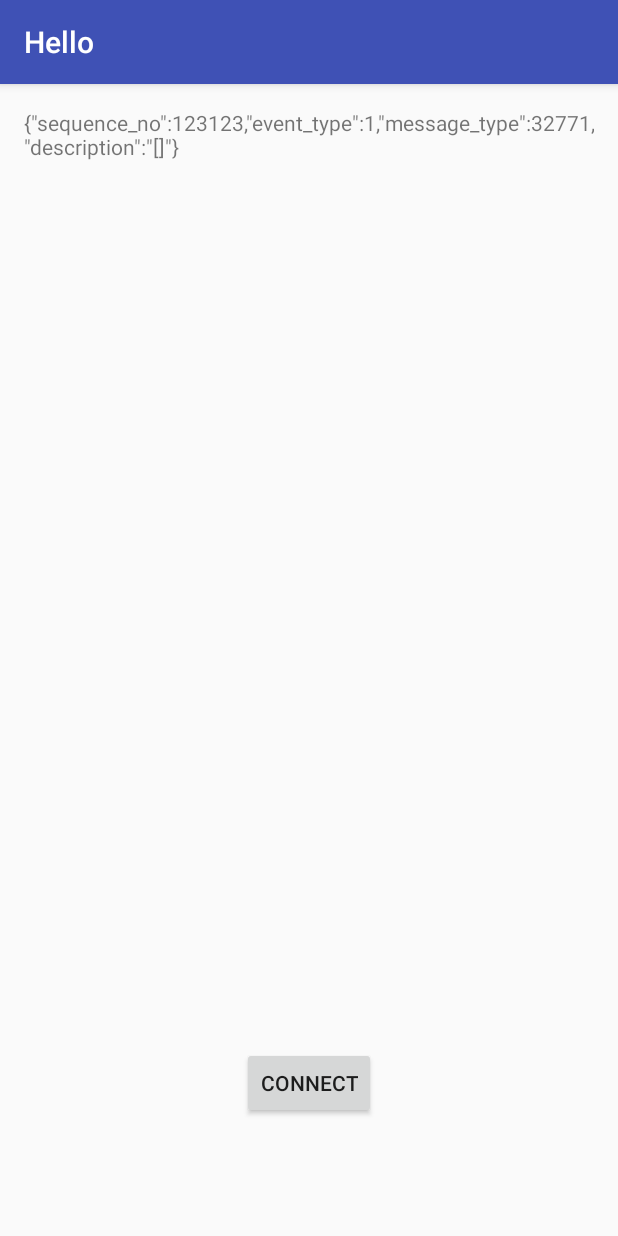
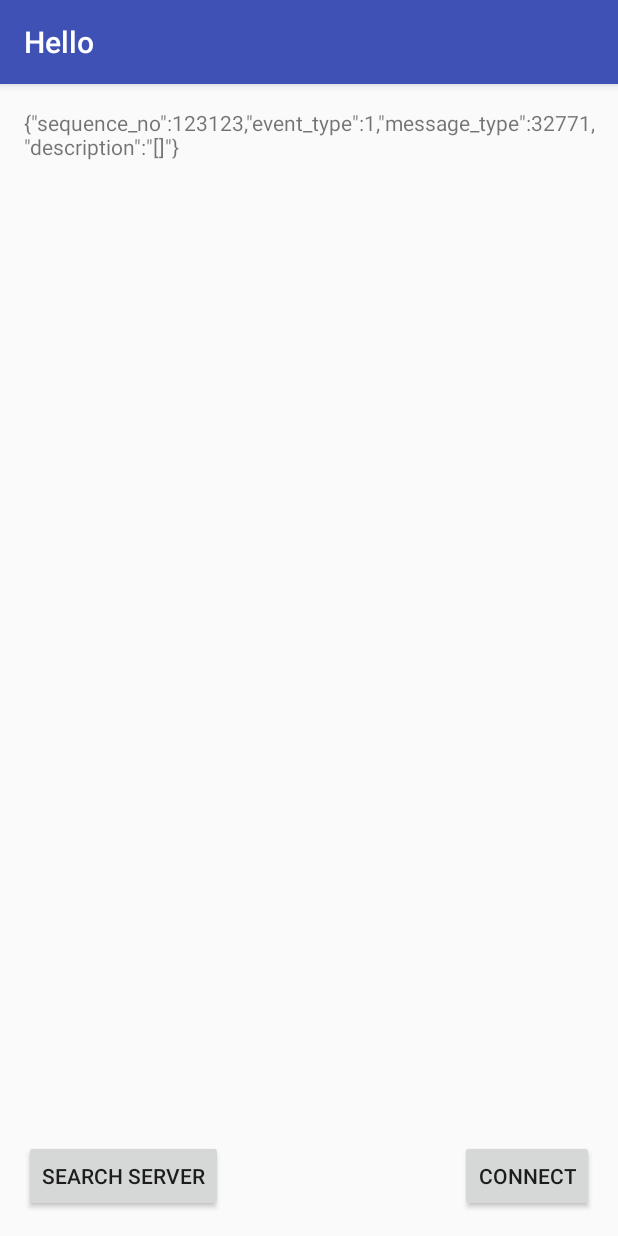
Before and after one commit to eager7/AndroidDemo, an Android app: the screen it shows after launch (MainActivity), after a tap on "CONNECT", on a phone screen of 412 x 824 dp. Run offline under Robolectric (Android 15) with nearby library versions, the phone set to English and light mode, and no system bars; 2 statements that could not run were skipped.

Commit message:
eager7:complete multicast socket communititation

```diff
--- a/Hello/app/src/main/AndroidManifest.xml
+++ b/Hello/app/src/main/AndroidManifest.xml
@@ -16,5 +16,5 @@
             </intent-filter>
         </activity>
     </application>
-
+    <uses-permission android:name="android.permission.INTERNET"/>
 </manifest>
--- a/Hello/app/src/main/java/com/example/panchangtao/hello/MainActivity.java
+++ b/Hello/app/src/main/java/com/example/panchangtao/hello/MainActivity.java
@@ -1,11 +1,10 @@
 package com.example.panchangtao.hello;
 
-import android.app.Activity;
-import android.content.DialogInterface;
-import android.graphics.Color;
+import android.os.Handler;
+import android.os.Message;
 import android.support.v7.app.AppCompatActivity;
 import android.os.Bundle;
-import android.view.Gravity;
+import android.util.Log;
 import android.view.View;
 import android.widget.Button;
 import android.widget.ListView;
@@ -15,17 +14,35 @@ import android.widget.Toast;
 import org.json.JSONException;
 import org.json.JSONObject;
 
-import java.util.List;
+import java.io.BufferedInputStream;
+import java.io.BufferedReader;
+import java.io.IOException;
+import java.io.InputStreamReader;
+import java.io.OutputStream;
+import java.net.DatagramPacket;
+import java.net.InetAddress;
+import java.net.InetSocketAddress;
+import java.net.MulticastSocket;
+import java.net.Socket;
+import java.net.SocketException;
+import java.util.Timer;
+import java.util.TimerTask;
+import java.util.jar.Manifest;
 
 public class MainActivity extends AppCompatActivity {
+    private Button buttonSearch = null;
     private Button buttonConnect = null;
     private TextView textViewStatus = null;
     private ListView listViewResult = null;
+    Utils utils = null;
+    Handler handlerSocketRev = null;
+    private String iotcAddress = null;
     @Override
     protected void onCreate(Bundle savedInstanceState) {
         super.onCreate(savedInstanceState);
         setContentView(R.layout.activity_main);
 
+        utils = new Utils();
         textViewStatus = (TextView)findViewById(R.id.textView);
         listViewResult = (ListView)findViewById(R.id.listViewResult);
         //listViewResult.add
@@ -33,6 +50,39 @@ public class MainActivity extends AppCompatActivity {
         buttonConnect = (Button)findViewById(R.id.button_connect);
         buttonConnect.setText("Connect");
         buttonConnect.setOnClickListener(new ButtonConnectLister());
+
+        buttonSearch = (Button)findViewById(R.id.button_search);
+        buttonSearch.setText("Search Server");
+        buttonSearch.setOnClickListener(new ButtonSearchLister());
+
+        handlerSocketRev = new Handler(){
+            @Override
+            public void handleMessage(Message msg){
+                switch (msg.what){
+                    case (0x11):{
+                        utils.mToast("Recv Message", Toast.LENGTH_SHORT, getApplicationContext());
+                        utils.DBG_vPrintf("Recv Message From Socket\n");
+                        textViewStatus.append("Recv Message");
+                        utils.DBG_vPrintf("Set TextView\n");
+                    }break;
+                    case (0x12):{
+                        utils.mToast("Connect TimeOut", Toast.LENGTH_SHORT, getApplicationContext());
+                    }break;
+                    case (0x13):{
+                        utils.DBG_vPrintf("Find Iotc Server");
+                        textViewStatus.setText(msg.obj.toString());
+                    }
+                    default:
+                        break;
+                }
+            }
+        };
+        /*new Timer().schedule(new TimerTask() {
+            @Override
+            public void run() {
+                handlerSocketRev.sendEmptyMessage(0x11);
+            }
+        }, 0, 200);*/
     }
 
     class ButtonConnectLister implements View.OnClickListener{
@@ -40,8 +90,8 @@ public class MainActivity extends AppCompatActivity {
         public void onClick(View v){
             //buttonConnect.setText("Click");
             //Toast.makeText(getApplicationContext(),"Connect IOTC...",Toast.LENGTH_LONG).show();
-            Utils utils = new Utils();
-            utils.mToast("Connect IOTC...", Toast.LENGTH_LONG, MainActivity.this);
+
+            utils.mToast("Connect IOTC...", Toast.LENGTH_SHORT, MainActivity.this);
            // midToast("Connect IOTC...", Toast.LENGTH_LONG);
             JSONObject jsonRequestList = new JSONObject();
             try{
@@ -53,6 +103,102 @@ public class MainActivity extends AppCompatActivity {
                 throw new RuntimeException(ex);
             }
             textViewStatus.setText(jsonRequestList.toString());
+            new SocketClientThread(jsonRequestList.toString()).start();
+        }
+    }
+
+    class ButtonSearchLister implements View.OnClickListener{
+        @Override
+        public void onClick(View v){
+            utils.mToast("Search IOTC...", Toast.LENGTH_SHORT, MainActivity.this);
+
+            new SocketSearchThread("Search").start();
+        }
+    }
+
+    class SocketClientThread extends Thread{
+        public String stringRev;
+
+        public SocketClientThread(String str){
+            stringRev = str;
+        }
+
+        @Override
+        public void run() {
+            Message msgSocket = new Message();
+
+            Socket socketClient = new Socket();
+            try {
+                Log.i("PCT", "Connect to Server...\n");
+                socketClient.connect(new InetSocketAddress("10.128.118.43", 7788), 5000);
+                Log.i("PCT", "Connect Success\n");
+                OutputStream outputStreamSocketClient = socketClient.getOutputStream();
+                outputStreamSocketClient.write(Integer.parseInt(stringRev));
+                outputStreamSocketClient.flush();
+
+                BufferedReader bufferedReaderSocketClient = new BufferedReader(new InputStreamReader(socketClient.getInputStream()));
+                String line = null;
+                String buffer = "";
+                while((line = bufferedReaderSocketClient.readLine()) != null){
+                    buffer = line + buffer;
+                }
+                msgSocket.what = 0x11;
+                msgSocket.obj = buffer;
+                handlerSocketRev.sendMessage(msgSocket);
+
+
+            } catch (IOException e) {
+                utils.ERR_vPrintf("Can,t Connect to Server," + e.toString());
+                handlerSocketRev.sendEmptyMessage(0x12);
+                e.printStackTrace();
+            }
+
+            try {
+                Thread.sleep(1);
+            } catch (InterruptedException e) {
+                e.printStackTrace();
+            }
+        }
+    }
+
+    class SocketSearchThread extends Thread{
+        public String stringSearch;
+
+        public SocketSearchThread(String str){
+            stringSearch = str;
+        }
+
+        @Override
+        public void run() {
+            Message msgSocket = new Message();
+
+            try {
+                MulticastSocket mSocket = new MulticastSocket(7789);
+                InetAddress groupAddress = InetAddress.getByName("240.240.1.1");
+                mSocket.joinGroup(groupAddress);
+                mSocket.setTimeToLive(4);
+
+                byte[] buffSearch = new byte[255];
+                buffSearch = "Hello IOTC".getBytes("utf-8");
+                DatagramPacket udpPacketSend = new DatagramPacket(buffSearch, buffSearch.length, groupAddress, 7789);
+                mSocket.send(udpPacketSend);
+
+                DatagramPacket udpPacketRecv = new DatagramPacket(buffSearch, 255);
+                mSocket.receive(udpPacketRecv);
+
+                String stringIotcAddress;
+                stringIotcAddress = udpPacketRecv.toString();
+
+                Message msgIotcAddress = null;
+                msgIotcAddress.what = 0x13;
+                msgIotcAddress.obj = stringIotcAddress;
+                handlerSocketRev.sendMessage(msgIotcAddress);
+                mSocket.close();
+            } catch (IOException e) {
+                utils.ERR_vPrintf("Can,t Search Iotc\n");
+                e.printStackTrace();
+            }
+
         }
     }
 }
--- a/Hello/app/src/main/res/layout/activity_main.xml
+++ b/Hello/app/src/main/res/layout/activity_main.xml
@@ -14,8 +14,8 @@
         android:layout_width="wrap_content"
         android:layout_height="wrap_content"
         android:layout_alignParentBottom="true"
-        android:layout_centerHorizontal="true"
-        android:layout_marginBottom="62dp" />
+        android:layout_alignParentRight="true"
+        android:layout_alignParentEnd="true" />
 
     <ListView
         android:layout_width="wrap_content"
@@ -24,7 +24,16 @@
         android:layout_below="@+id/textView"
         android:layout_marginTop="82dp"
         android:choiceMode="multipleChoice"
-        android:layout_above="@+id/button_connect"
         android:layout_alignParentRight="true"
-        android:layout_alignParentEnd="true" />
+        android:layout_alignParentEnd="true"
+        android:layout_above="@+id/button_connect" />
+
+    <Button
+        android:layout_width="wrap_content"
+        android:layout_height="wrap_content"
+        android:text="Search Server"
+        android:id="@+id/button_search"
+        android:layout_below="@+id/listViewResult"
+        android:layout_alignParentLeft="true"
+        android:layout_alignParentStart="true" />
 </RelativeLayout>
```
Also changed, not shown: Hello/app/src/main/java/com/example/panchangtao/hello/Utils.java (+11 -0 lines), 1 other file.
